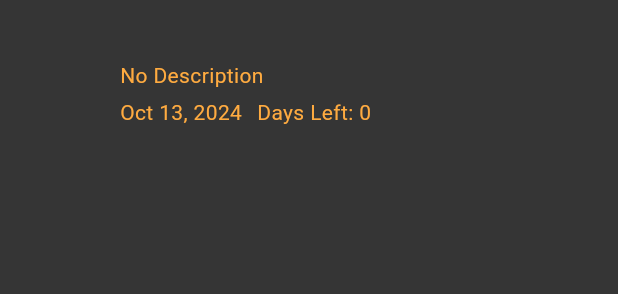
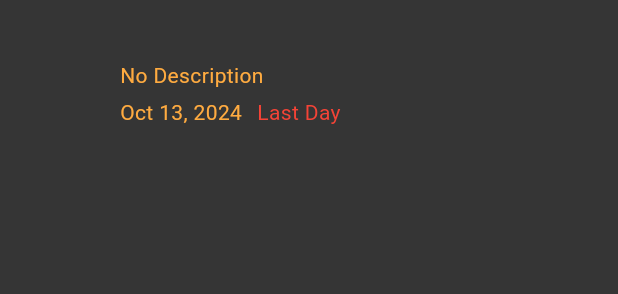
Before and after one commit to dom1k11/toDoProject, a Flutter app: the TaskTileWidget widget shown alone on an empty page, opened directly with empty values, on a phone screen of 412 x 824 dp. Shown: the top 294 px of the screen. Run offline on Flutter 3.47's test engine with Material 3 defaults, Android fonts, the phone set to English and light mode, and no system bars; drawn by our look-alikes of flutter_slidable; our stand-ins replace cloud_firestore, dropdown_button2, firebase_core, flutter_datetime_picker_plus, page_transition; accounts and stored records are empty.

Commit message:
timeleft feature

```diff
--- a/lib/models/task.dart
+++ b/lib/models/task.dart
@@ -1,3 +1,5 @@
+import 'package:flutter/material.dart';
+
 class Task {
   String id;
   String taskName;
@@ -15,16 +17,35 @@ class Task {
     this.isCompleted = false,
   });
 
-  // Метод для вычисления оставшихся дней до выполнения задачи
-  int get daysLeft {
+
+  String get daysLeft {
     final DateTime now = DateTime.now();
-    // Устанавливаем время на 23:59:59 для учета полного дня
     final DateTime endOfTaskDate = DateTime(dateTime.year, dateTime.month, dateTime.day, 23, 59, 59);
-
-    // Вычисляем разницу
     final Duration difference = endOfTaskDate.difference(now);
 
-    // Возвращаем оставшиеся дни, если они больше нуля
-    return difference.inDays >= 0 ? difference.inDays : 0;
+    if (difference.inDays > 0) {
+      return '${difference.inDays} days left';
+    } else if (difference.inDays == 0) {
+      return 'Last Day';
+    } else {
+      return '${difference.inDays.abs()} days ago';
+    }
+  }
+
+
+  Color get daysLeftColor {
+    final DateTime now = DateTime.now();
+    final DateTime endOfTaskDate = DateTime(dateTime.year, dateTime.month, dateTime.day, 23, 59, 59);
+    final Duration difference = endOfTaskDate.difference(now);
+
+    if (difference.inDays > 2) {
+      return Colors.green; // Более 2 дней — зеленый
+    } else if (difference.inDays == 2) {
+      return Colors.yellow; // 2 дня — желтый
+    } else if (difference.inDays == 1) {
+      return Colors.orange; // 1 день — оранжевый
+    } else {
+      return Colors.red; // Менее 1 дня — красный
+    }
   }
 }
--- a/lib/screens/new_task_screen.dart
+++ b/lib/screens/new_task_screen.dart
@@ -81,7 +81,7 @@ class _NewTaskPageState extends State<NewTaskPage> {
         onTap: () {
           DatePicker.showDatePicker(context,
               showTitleActions: true,
-              minTime: DateTime.now(),
+              minTime: DateTime(2023, 12, 31),
               maxTime: DateTime(2026, 12, 31), onChanged: (date) {
             print('change $date');
           }, onConfirm: (date) {
--- a/lib/widgets/task_tile.dart
+++ b/lib/widgets/task_tile.dart
@@ -118,9 +118,14 @@ class _TaskTileWidgetState extends State<TaskTileWidget> {
                     SizedBox(width: 10),
                     // Используем метод daysLeft для отображения оставшихся дней
                     Text(
-                      "Days Left: ${widget.oneTask.daysLeft}",
-                      style: const TextStyle(color: Colors.orangeAccent),
+                      "${widget.oneTask.daysLeft}", // Отображаем строку с количеством дней
+                      style: TextStyle(
+                        color: widget.oneTask.daysLeftColor, // Применяем цвет текста
+                      ),
                     ),
+
+
+
                     SizedBox(width: 10),
                   ],
                 ),
```
